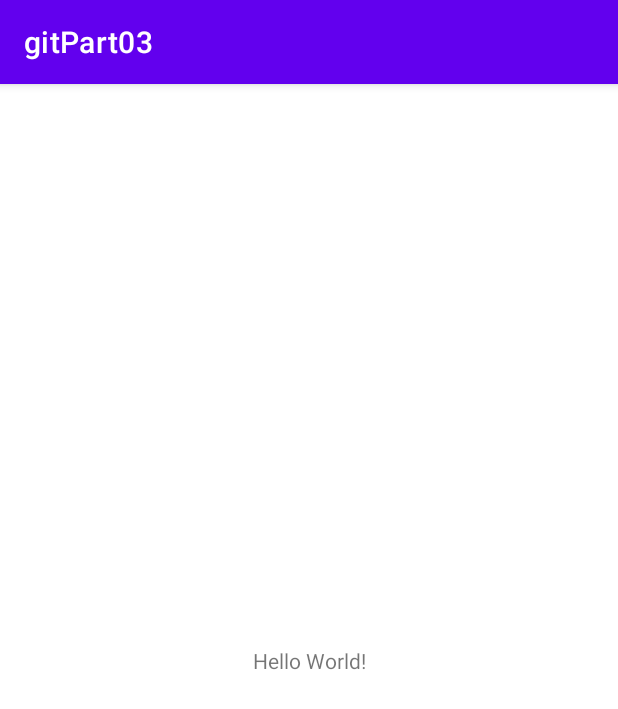
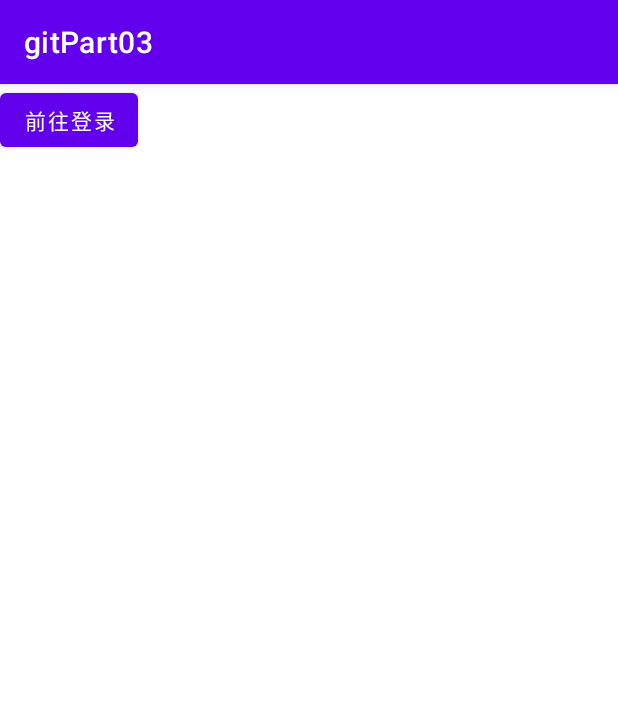
Before and after one commit to loom-fish/android-git-demo, an Android app: the screen it shows after launch (MainActivity), on a phone screen of 412 x 824 dp. Shown: the top 709 px of the screen. Run offline under Robolectric (Android 15) with nearby library versions, the phone set to English and light mode, and no system bars.

Commit message:
添加登录页面，显示学号

```diff
--- a/app/src/main/AndroidManifest.xml
+++ b/app/src/main/AndroidManifest.xml
@@ -20,6 +20,11 @@
                 <category android:name="android.intent.category.LAUNCHER" />
             </intent-filter>
         </activity>
+        <!-- 新增的登录Activity -->
+        <activity android:name=".LoginActivity"
+            android:label="登录页面">
+            <!-- 允许从其他Activity启动 -->
+        </activity>
     </application>
 
 </manifest>
--- a/app/src/main/java/com/example/gitpart03/MainActivity.java
+++ b/app/src/main/java/com/example/gitpart03/MainActivity.java
@@ -2,13 +2,25 @@ package com.example.gitpart03;
 
 import androidx.appcompat.app.AppCompatActivity;
 
+import android.content.Intent;
 import android.os.Bundle;
+import android.view.View;
+import android.widget.Button;
 
 public class MainActivity extends AppCompatActivity {
 
-    @Override
     protected void onCreate(Bundle savedInstanceState) {
         super.onCreate(savedInstanceState);
         setContentView(R.layout.activity_main);
+
+        // 添加按钮跳转到登录页面
+        Button btnGoLogin = findViewById(R.id.btn_go_login);
+        btnGoLogin.setOnClickListener(new View.OnClickListener() {
+            @Override
+            public void onClick(View v) {
+                Intent intent = new Intent(MainActivity.this, LoginActivity.class);
+                startActivity(intent);
+            }
+        });
     }
 }
--- a/app/src/main/res/layout/activity_main.xml
+++ b/app/src/main/res/layout/activity_main.xml
@@ -6,13 +6,12 @@
     android:layout_height="match_parent"
     tools:context=".MainActivity">
 
-    <TextView
+    <Button
+        android:id="@+id/btn_go_login"
         android:layout_width="wrap_content"
         android:layout_height="wrap_content"
-        android:text="Hello World!"
-        app:layout_constraintBottom_toBottomOf="parent"
-        app:layout_constraintEnd_toEndOf="parent"
-        app:layout_constraintStart_toStartOf="parent"
-        app:layout_constraintTop_toTopOf="parent" />
+        android:text="前往登录"
+        android:layout_gravity="center"
+        tools:ignore="MissingConstraints" />
 
 </androidx.constraintlayout.widget.ConstraintLayout>
```
Also changed, not shown: app/src/main/java/com/example/gitpart03/LoginActivity.java (added, +54 -0 lines), app/src/main/res/layout/activity_login.xml (added, +54 -0 lines).
